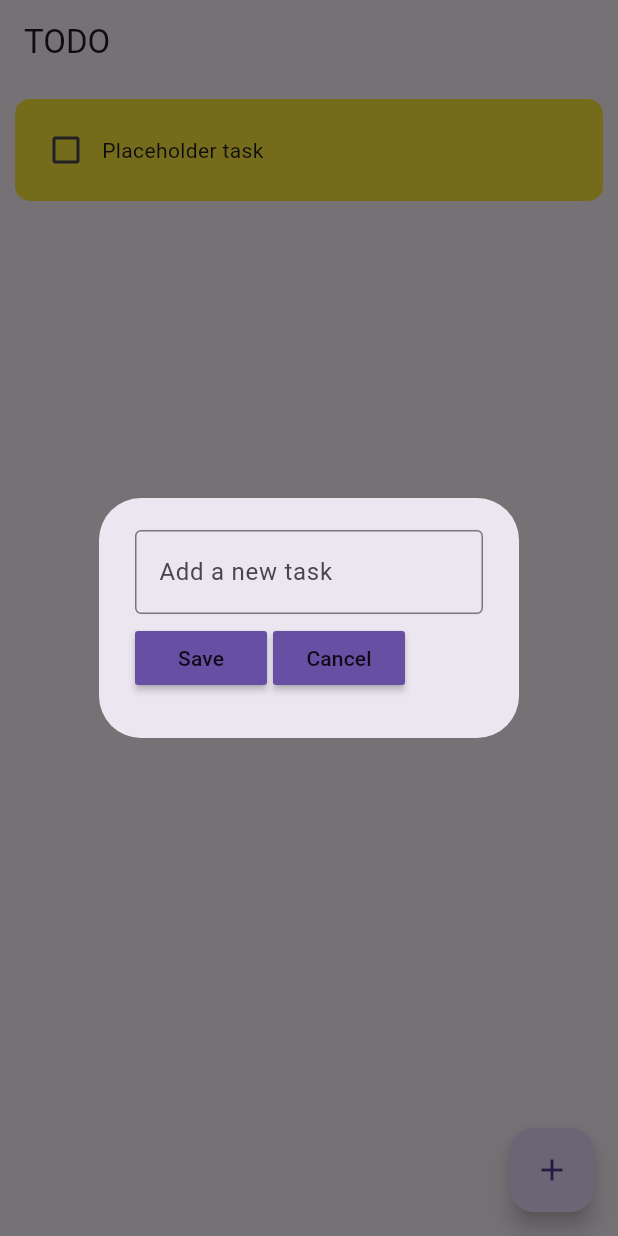
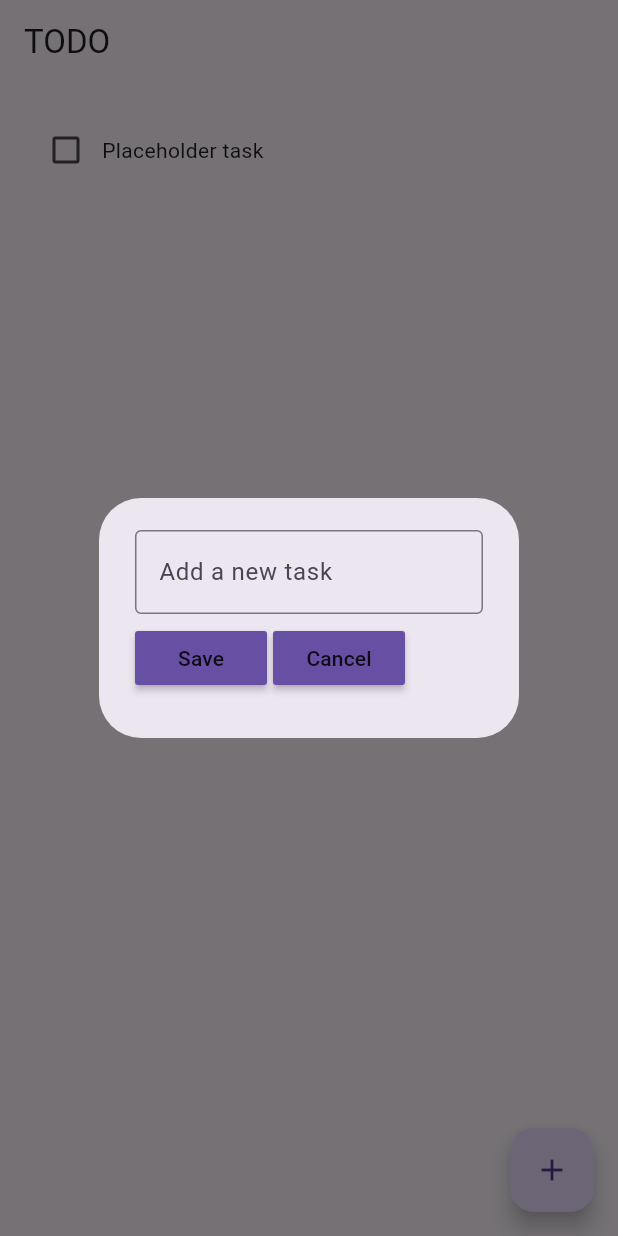
Before and after one commit to MateusSartorio/todo-app, a Flutter app: the screen it shows after launch, after a tap on the "add" icon, on a phone screen of 412 x 824 dp. Run offline on Flutter 3.47's test engine with Material 3 defaults, Android fonts, the phone set to English and light mode, and no system bars; drawn by our look-alikes of flutter_slidable; our stand-ins replace hive, hive_flutter; accounts and stored records are empty.

```diff
--- a/lib/main.dart
+++ b/lib/main.dart
@@ -1,5 +1,4 @@
 import 'package:flutter/material.dart';
-import 'package:hive/hive.dart';
 import 'package:hive_flutter/adapters.dart';
 import 'package:todo_app/pages/home_page.dart';
 
@@ -7,7 +6,7 @@ void main() async {
   // init the hive
   await Hive.initFlutter();
 
-  var box = await Hive.openBox('mybox');
+  await Hive.openBox('mybox');
 
   runApp(const MyApp());
 }
@@ -20,8 +19,9 @@ class MyApp extends StatelessWidget {
   Widget build(BuildContext context) {
     return MaterialApp(
       title: 'Flutter Demo',
-      home: HomePage(),
-      theme: ThemeData(primarySwatch: Colors.yellow),
+      home: const HomePage(),
+      theme: ThemeData.light(),
+      darkTheme: ThemeData.dark(),
       debugShowCheckedModeBanner: false,
     );
   }
--- a/lib/pages/home_page.dart
+++ b/lib/pages/home_page.dart
@@ -1,22 +1,21 @@
 import 'package:flutter/material.dart';
-import 'package:flutter/services.dart';
 import 'package:hive/hive.dart';
 import 'package:todo_app/data/database.dart';
 import 'package:todo_app/tiles/create_task_dialog_box.dart';
 import 'package:todo_app/tiles/todo_tile.dart';
 
 class HomePage extends StatefulWidget {
-  HomePage({Key? key}) : super(key: key);
+  const HomePage({Key? key}) : super(key: key);
 
   @override
-  _HomePageState createState() => _HomePageState();
+  State<HomePage> createState() => _HomePageState();
 }
 
 class _HomePageState extends State<HomePage> {
   final _myBox = Hive.box('mybox');
   TodoDatabase db = TodoDatabase();
 
-  TextEditingController _controller = TextEditingController();
+  final TextEditingController _controller = TextEditingController();
 
   @override
   void initState() {
@@ -72,10 +71,10 @@ class _HomePageState extends State<HomePage> {
   @override
   Widget build(BuildContext context) {
     return Scaffold(
-      appBar: AppBar(title: Text("TODO")),
+      appBar: AppBar(title: const Text("TODO")),
       floatingActionButton: FloatingActionButton(
         onPressed: createNewTask,
-        child: Icon(Icons.add),
+        child: const Icon(Icons.add),
       ),
       body: ListView.builder(
           itemCount: db.todoList.length,
--- a/lib/tiles/create_task_dialog_box.dart
+++ b/lib/tiles/create_task_dialog_box.dart
@@ -2,12 +2,12 @@ import 'package:flutter/material.dart';
 import 'package:todo_app/tiles/my_button.dart';
 
 class CreateTaskDialogBox extends StatelessWidget {
-  final controller;
+  final TextEditingController controller;
 
-  VoidCallback onSave;
-  VoidCallback onCancel;
+  final VoidCallback onSave;
+  final VoidCallback onCancel;
 
-  CreateTaskDialogBox(
+  const CreateTaskDialogBox(
       {Key? key,
       required this.controller,
       required this.onSave,
@@ -17,14 +17,14 @@ class CreateTaskDialogBox extends StatelessWidget {
   @override
   Widget build(BuildContext context) {
     return AlertDialog(
-      content: Container(
+      content: SizedBox(
         height: 120,
         child: Column(
           mainAxisAlignment: MainAxisAlignment.spaceEvenly,
           children: [
             TextField(
               controller: controller,
-              decoration: InputDecoration(
+              decoration: const InputDecoration(
                   border: OutlineInputBorder(), hintText: "Add a new task"),
             ),
             Row(
--- a/lib/tiles/my_button.dart
+++ b/lib/tiles/my_button.dart
@@ -2,17 +2,17 @@ import 'package:flutter/material.dart';
 
 class MyButton extends StatelessWidget {
   final String text;
-  VoidCallback onPressed;
+  final VoidCallback onPressed;
 
-  MyButton({Key? key, required this.text, required this.onPressed})
+  const MyButton({Key? key, required this.text, required this.onPressed})
       : super(key: key);
 
   @override
   Widget build(BuildContext context) {
     return MaterialButton(
       onPressed: onPressed,
+      color: Theme.of(context).primaryColor,
       child: Text(text),
-      color: Theme.of(context).primaryColor,
     );
   }
 }
--- a/lib/tiles/todo_tile.dart
+++ b/lib/tiles/todo_tile.dart
@@ -4,10 +4,10 @@ import 'package:flutter_slidable/flutter_slidable.dart';
 class TodoTile extends StatelessWidget {
   final String taskName;
   final bool taskCompleted;
-  Function(bool?)? onChanged;
-  Function(BuildContext?) deleteFunction;
+  final Function(bool?)? onChanged;
+  final Function(BuildContext?) deleteFunction;
 
-  TodoTile(
+  const TodoTile(
       {Key? key,
       required this.taskName,
       required this.taskCompleted,
@@ -21,7 +21,7 @@ class TodoTile extends StatelessWidget {
       padding: const EdgeInsets.all(10.0),
       child: Slidable(
         endActionPane: ActionPane(
-          motion: StretchMotion(),
+          motion: const StretchMotion(),
           children: [
             SlidableAction(
               onPressed: deleteFunction,
@@ -33,8 +33,7 @@ class TodoTile extends StatelessWidget {
         ),
         child: Container(
             padding: const EdgeInsets.all(10.0),
-            decoration: BoxDecoration(
-                color: Colors.yellow, borderRadius: BorderRadius.circular(10)),
+            decoration: BoxDecoration(borderRadius: BorderRadius.circular(10)),
             child: Row(
               children: [
                 Checkbox(value: taskCompleted, onChanged: onChanged),
```
